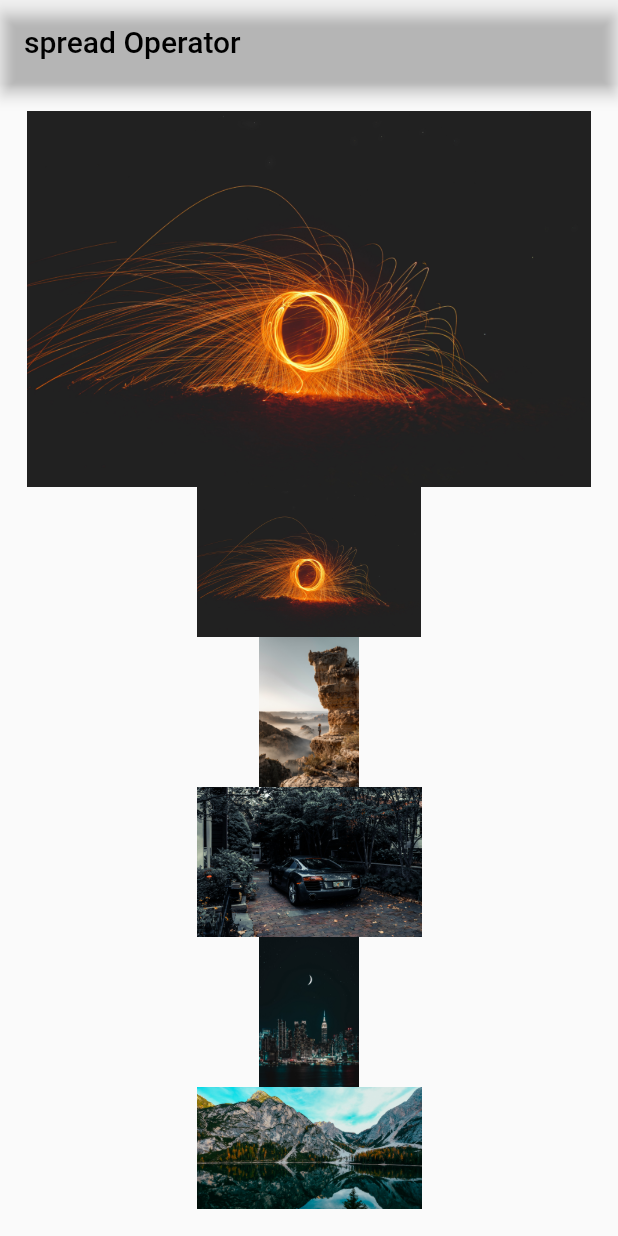
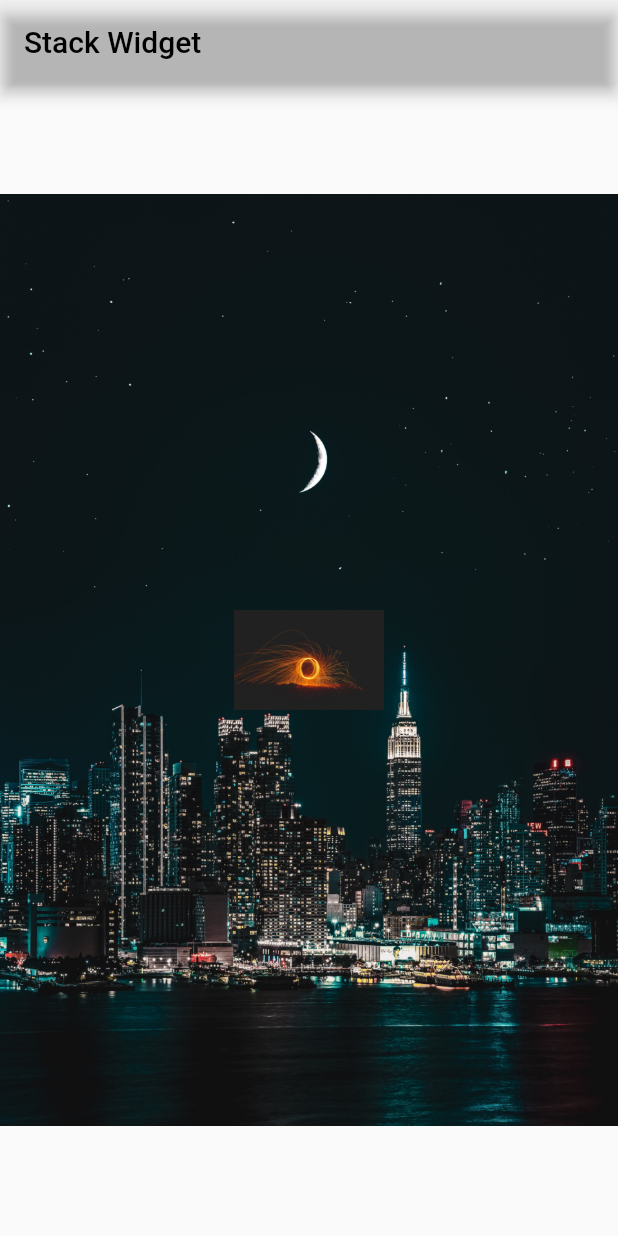
Before and after one commit to Darwin-willware/firstapp, a Flutter app: the screen it shows after launch, on a phone screen of 412 x 824 dp. Run offline on Flutter 3.47's test engine with Material 2 defaults, Android fonts, the phone set to English and light mode, and no system bars; our stand-ins replace chewie, file_picker, image_picker, permission_handler, video_player; missing offline and left inert: appinio_video_player.

Commit message:
stack to position one widget over another widget

```diff
--- a/lib/flutt_learner/tutor.dart
+++ b/lib/flutt_learner/tutor.dart
@@ -32,7 +32,7 @@ class _learnToBuildState extends State<learnToBuild> {
     ];
     return Scaffold(
       appBar: AppBar(title: Text(
-        "spread Operator",
+        "Stack Widget",
         style: TextStyle(
           color: Colors.black,
         ),
@@ -40,22 +40,21 @@ class _learnToBuildState extends State<learnToBuild> {
       ),
       backgroundColor: Colors.transparent,
       ),
-      body: Center(
-        child: Padding(
-          padding: const EdgeInsets.all(18.0),
-          child: SingleChildScrollView(
-            child: Column(
-              children: [
-                Image.asset("assets/images/oneimg.jpg"),
-                ...imagesList
-              ],
+      body:Center(
+        child: Stack(
+          children: [
+            Center(
+              child: Image.asset("assets/images/fourimg.jpg"),
             ),
-          ),
-          // child: Column(
-          //   children: imagesList,
-          // ),
+            Center(
+              child: Image.asset(
+                'assets/images/oneimg.jpg',
+                width: 100,
+              ),
+            )
+          ],
         ),
-      ),
+      )
     );
    //WillpopScope is used to disable the back button on Android devices
 
```
